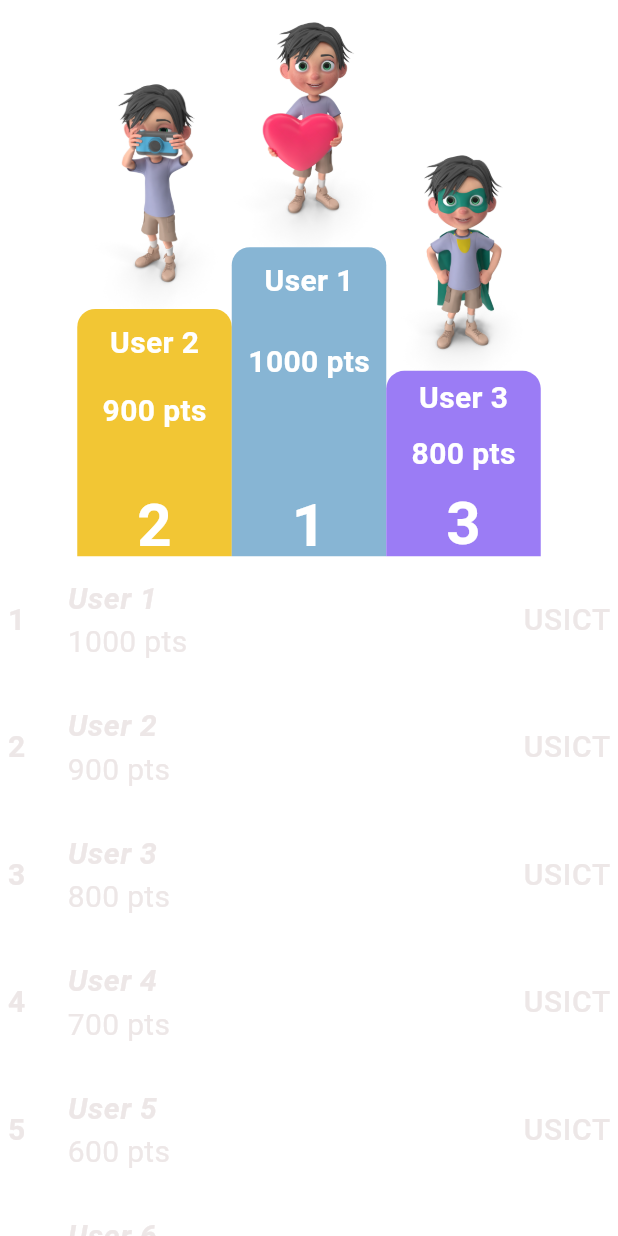
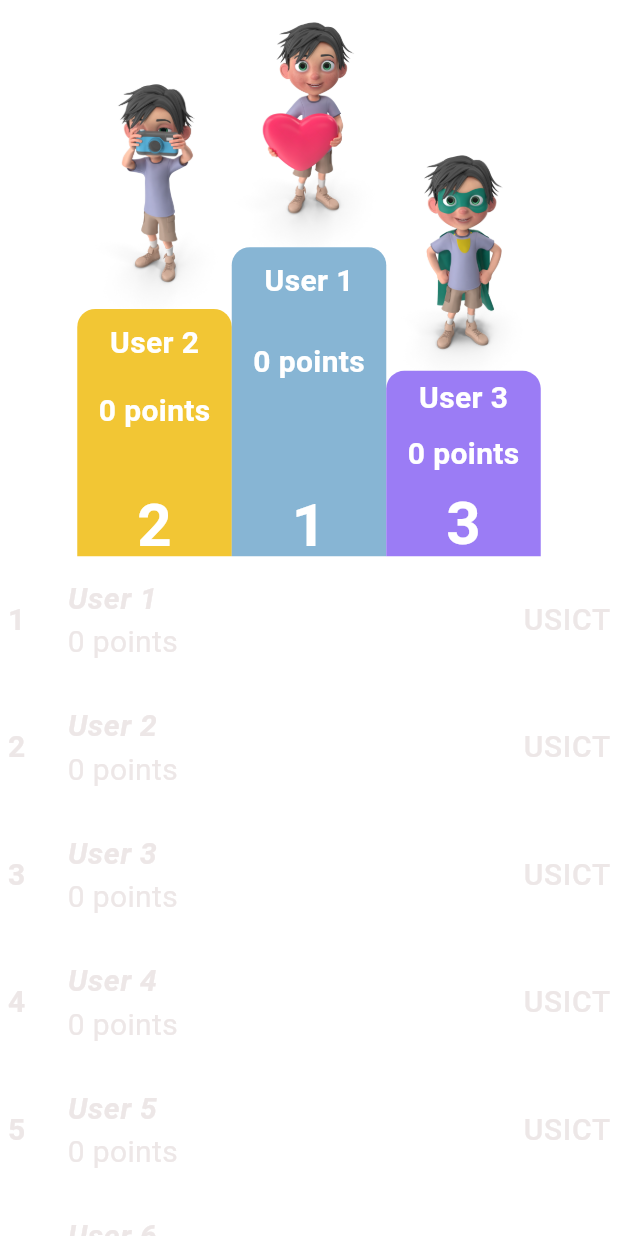
Before and after one commit to imhrsit/CritiQ-RateMyProject, a Flutter app: the LeaderboardScreen screen opened directly, scrolled down 56 dp, on a phone screen of 412 x 824 dp. Run offline on Flutter 3.47's test engine with Material 3 defaults, Android fonts, the phone set to English and light mode, and no system bars; our stand-ins replace file_picker, persistent_bottom_nav_bar_v2, shared_preferences, syncfusion_flutter_gauges; accounts and stored records are empty.

Commit message:
final commit

```diff
--- a/lib/screens/home/home_screen.dart
+++ b/lib/screens/home/home_screen.dart
@@ -43,6 +43,7 @@ class _HomescreenState extends State<Homescreen> {
           _response = _response.replaceAll(RegExp(r'\\n'), '\n');
           _response = _response.replaceAll(RegExp(r'["{}]'), '').trim();
           _response = _response.split('response:')[1].trim();
+
         });
       }
     } catch (e) {
@@ -160,7 +161,7 @@ class _HomescreenState extends State<Homescreen> {
                               ),
                               child: const Center(
                                 child: Text(
-                                  'Hey, I`m watching your ratings. See you at the leaderboard! 🏆',
+                                  'Hey, I`m watching your ratings. your last project stands at. See you at the leaderboard! 🏆',
                                   style: TextStyle(
                                     color: kwhite,
                                     fontSize: 16,
--- a/lib/screens/leaderboard/leaderboard_screen.dart
+++ b/lib/screens/leaderboard/leaderboard_screen.dart
@@ -77,7 +77,7 @@ class LeaderboardScreen extends StatelessWidget {
                                 ),
                                 SizedBox(height: height * 0.02),
                                 Text(
-                                  '900 pts',
+                                  '0 points',
                                   style: TextStyle(
                                     color: kDefaultIconLightColor,
                                     fontSize: 20,
@@ -128,7 +128,7 @@ class LeaderboardScreen extends StatelessWidget {
                                 ),
                                 SizedBox(height: height * 0.03),
                                 Text(
-                                  '1000 pts',
+                                  '0 points',
                                   style: TextStyle(
                                     color: kDefaultIconLightColor,
                                     fontSize: 20,
@@ -179,7 +179,7 @@ class LeaderboardScreen extends StatelessWidget {
                                 ),
                                 SizedBox(height: height * 0.01),
                                 Text(
-                                  '800 pts',
+                                  '0 points',
                                   style: TextStyle(
                                     color: kDefaultIconLightColor,
                                     fontSize: 20,
@@ -212,7 +212,7 @@ class LeaderboardScreen extends StatelessWidget {
                       // Replace the following placeholders with actual data
                       String rank = (index + 1).toString();
                       String name = 'User ${index + 1}';
-                      String points = '${1100 - (index + 1) * 100} pts';
+                      String points = '0 points';
 
                       return ListTile(
                         contentPadding: EdgeInsets.all(5),
--- a/lib/screens/userProfile/userprofile_screen.dart
+++ b/lib/screens/userProfile/userprofile_screen.dart
@@ -92,7 +92,7 @@ class UserProfileScreen extends StatelessWidget {
                         ),
                         pointers: <GaugePointer>[
                           RangePointer(
-                            value: 70, //to be change dynamically acc to points later //progressValue
+                            value: 0, //to be change dynamically acc to points later //progressValue
                             cornerStyle: CornerStyle.bothCurve,
                             width: 0.2,
                             sizeUnit: GaugeSizeUnit.factor,
@@ -108,7 +108,7 @@ class UserProfileScreen extends StatelessWidget {
                             positionFactor: 0.1,
                             angle: 90,
                             widget: Text(
-                              '7/10',  //progressValue.toStringAsFixed(0) + ' / 100'
+                              '0/10',
                               style: TextStyle(
                                 color: kwhite,
                                 fontSize: 24,
```
